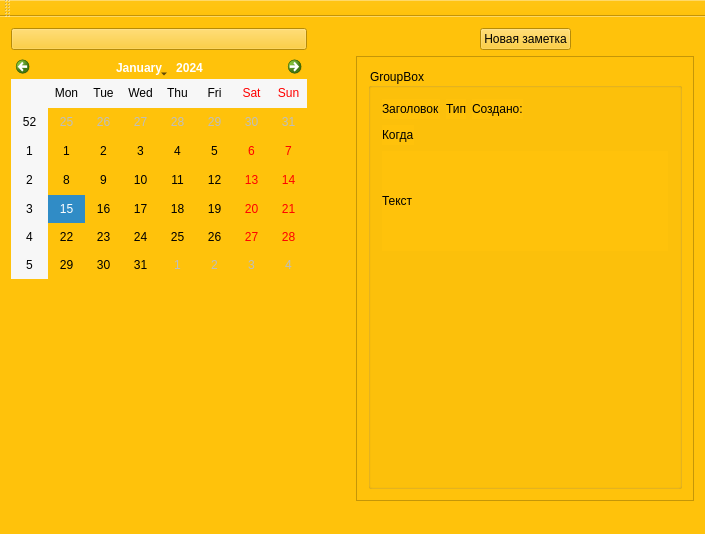
This is MattyNotes/mattynotes.ui in MattyMatiss/MattyNotesOld as Qt 5 draws it before an edit. The edited form follows.
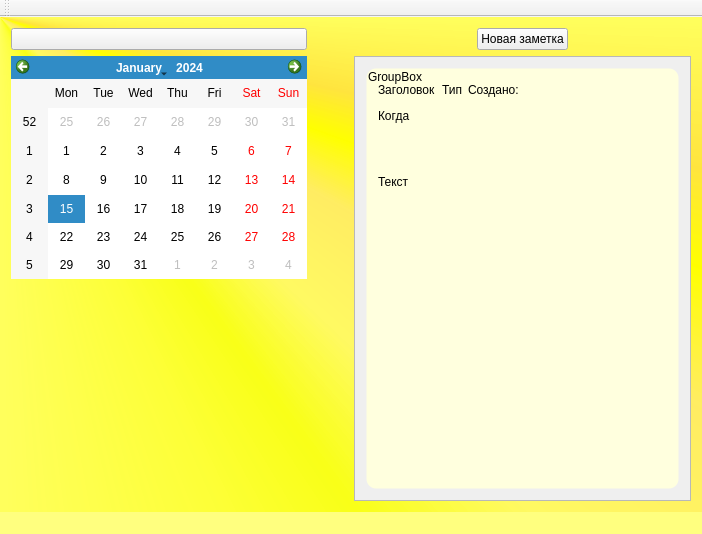
This is the edited form. Icons and pictures are not drawn.

Diff of the .ui file:
```diff
--- a/MattyNotes/mattynotes.ui
+++ b/MattyNotes/mattynotes.ui
@@ -6,7 +6,7 @@
    <rect>
     <x>0</x>
     <y>0</y>
-    <width>705</width>
+    <width>702</width>
     <height>534</height>
    </rect>
   </property>
@@ -14,9 +14,13 @@
    <string>MattyNotes</string>
   </property>
   <property name="styleSheet">
-   <string notr="true">background-color: rgb(255, 194, 11);</string>
+   <string notr="true">#MattyNotesClass{background-color: rgb(255, 255, 127);}</string>
   </property>
   <widget class="QWidget" name="centralWidget">
+   <property name="styleSheet">
+    <string notr="true">#centralWidget {
+background-color: qconicalgradient(cx:0, cy:0, angle:135, stop:0 rgba(255, 255, 0, 69), stop:0.375 rgba(255, 255, 0, 69), stop:0.423533 rgba(251, 255, 0, 145), stop:0.45 rgba(247, 255, 0, 208), stop:0.477581 rgba(255, 244, 71, 130), stop:0.518717 rgba(255, 218, 71, 130), stop:0.55 rgba(255, 255, 0, 255), stop:0.57754 rgba(255, 203, 0, 130), stop:0.625 rgba(255, 255, 0, 69), stop:1 rgba(255, 255, 0, 69));}</string>
+   </property>
    <layout class="QGridLayout" name="gridLayout">
     <item row="0" column="0">
      <layout class="QHBoxLayout" name="horizontalLayout">
@@ -91,6 +95,9 @@
         </item>
         <item>
          <widget class="QPushButton" name="addNoteButton">
+          <property name="styleSheet">
+           <string notr="true"/>
+          </property>
           <property name="text">
            <string>Новая заметка</string>
           </property>
@@ -113,6 +120,10 @@
       </item>
       <item>
        <widget class="QScrollArea" name="scrollArea">
+        <property name="styleSheet">
+         <string notr="true">QScrollArea { background: transparent; border: 0px none transparent; }
+QScrollArea &gt; QWidget &gt; QWidget { background: transparent; border: 0px none transparent; }</string>
+        </property>
         <property name="widgetResizable">
          <bool>true</bool>
         </property>
@@ -121,8 +132,8 @@
           <rect>
            <x>0</x>
            <y>0</y>
-           <width>331</width>
-           <height>428</height>
+           <width>330</width>
+           <height>430</height>
           </rect>
          </property>
          <layout class="QGridLayout" name="gridLayout_2">
@@ -138,6 +149,17 @@
                   <height>200</height>
                  </size>
                 </property>
+                <property name="maximumSize">
+                 <size>
+                  <width>16777215</width>
+                  <height>16777215</height>
+                 </size>
+                </property>
+                <property name="styleSheet">
+                 <string notr="true">#groupBox { background-color: rgb(255, 255, 222);
+border: 1px solid transparent;
+border-radius: 10px;}</string>
+                </property>
                 <property name="title">
                  <string>GroupBox</string>
                 </property>
@@ -327,6 +349,10 @@
      <height>0</height>
     </size>
    </property>
+   <property name="styleSheet">
+    <string notr="true">background-color: rgb(255, 255, 127);
+border-color: rgb(255, 255, 255);</string>
+   </property>
   </widget>
  </widget>
  <layoutdefault spacing="6" margin="11"/>
```
Left out of the diff: 110 changed lines with no effect on the pictures.
